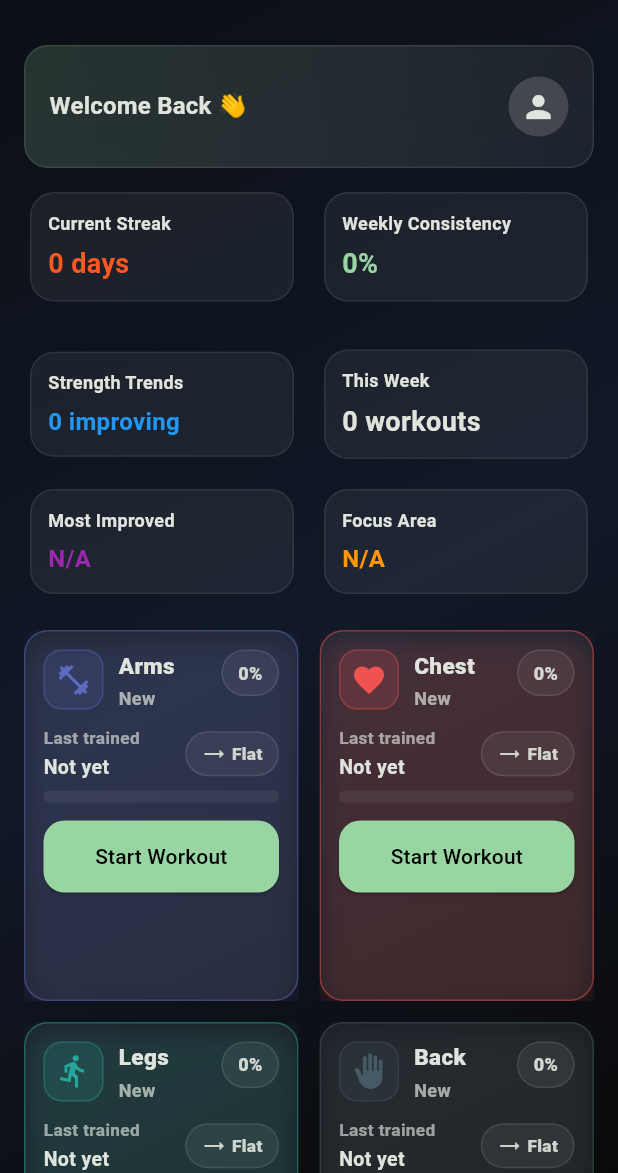
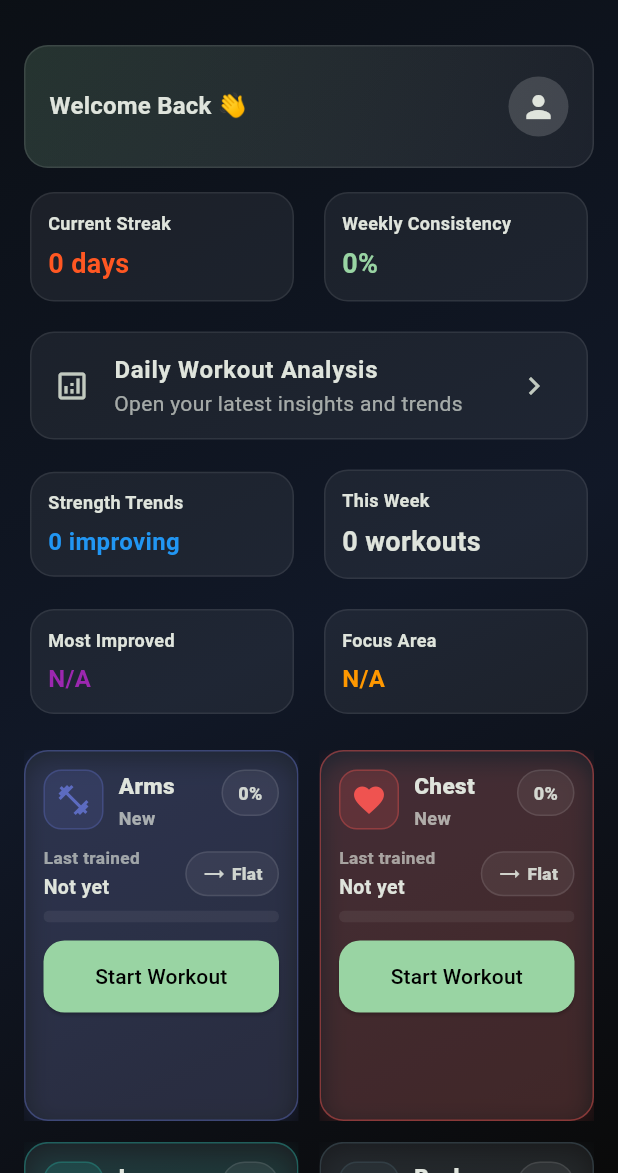
Before and after one commit to Ramslon/Fitness-Aura-Athletix-App, a Flutter app: the HomeScreen screen opened by its route, on a phone screen of 412 x 824 dp, the part 63-1236 px from its top. Run offline on Flutter 3.47's test engine with Material 3 defaults, Android fonts, the phone set to English and light mode, and no system bars; our stand-ins replace file_picker, flutter_secure_storage, pdf, share_plus, shared_preferences, table_calendar; accounts and stored records are empty.

Commit message:
Defer daily analysis loading from Home

```diff
--- a/lib/main.dart
+++ b/lib/main.dart
@@ -1,13 +1,9 @@
 import 'package:flutter/material.dart';
 import 'package:fitness_aura_athletix/routes/app_route.dart';
-import 'package:fitness_aura_athletix/services/daily_workout_analysis_engine.dart';
 
 void main() {
   WidgetsFlutterBinding.ensureInitialized();
   runApp(const FitnessAuraApp());
-
-  // Pre-warm heavy analysis work off the critical first frame.
-  Future.microtask(DailyWorkoutAnalysisEngine.prewarm);
 }
 
 class FitnessAuraApp extends StatelessWidget {
--- a/lib/presentation/screens/daily_workout_analysis_screen.dart
+++ b/lib/presentation/screens/daily_workout_analysis_screen.dart
@@ -24,6 +24,8 @@ class _DailyWorkoutAnalysisScreenState
   @override
   void initState() {
     super.initState();
+    // Warm the analysis cache only when this feature is opened.
+    Future.microtask(DailyWorkoutAnalysisEngine.prewarm);
     _loadSessions();
   }
 
--- a/lib/presentation/screens/home_screen.dart
+++ b/lib/presentation/screens/home_screen.dart
@@ -3,9 +3,6 @@ import 'package:fitness_aura_athletix/services/auth_service.dart';
 import 'package:fitness_aura_athletix/services/storage_service.dart';
 import 'package:fitness_aura_athletix/routes/app_route.dart';
 import 'package:fitness_aura_athletix/core/models/exercise.dart';
-import 'package:fitness_aura_athletix/services/daily_workout_analysis_engine.dart';
-import 'package:fitness_aura_athletix/presentation/widgets/daily_workout_analysis_card.dart';
-import 'package:fitness_aura_athletix/presentation/widgets/daily_workout_analysis_details_sheet.dart';
 import 'package:fitness_aura_athletix/services/workout_session_service.dart';
 
 class HomeScreen extends StatefulWidget {
@@ -558,31 +555,27 @@ class _HomeScreenState extends State<HomeScreen> {
           ),
 
           const SizedBox(height: 12),
-          FutureBuilder<DailyWorkoutAnalysis?>(
-            future: DailyWorkoutAnalysisEngine.latestAnalysis(),
-            builder: (context, snap) {
-              final analysis = snap.data;
-              if (analysis == null) return const SizedBox.shrink();
-              return DailyWorkoutAnalysisCard(
-                analysis: analysis,
-                onTap: () => DailyWorkoutAnalysisDetailsSheet.show(
-                  context,
-                  analysis: analysis,
+          // Keep Home fast: don't compute & render the latest analysis preview here.
+          // Provide a lightweight entry card instead.
+          Card(
+            child: ListTile(
+              leading: const Icon(Icons.analytics_outlined),
+              title: const Text(
+                'Daily Workout Analysis',
+                style: TextStyle(fontWeight: FontWeight.bold),
+              ),
+              subtitle: Text(
+                'Open your latest insights and trends',
+                style: TextStyle(
+                  color: scheme.onSurface.withValues(alpha: 0.70),
                 ),
-                onLongPress: () => DailyWorkoutAnalysisDetailsSheet.show(
-                  context,
-                  analysis: analysis,
-                ),
-                onViewDetails: () => Navigator.pushNamed(
-                  context,
-                  AppRoutes.dailyWorkoutAnalysis,
-                  arguments: {
-                    'bodyPart': analysis.bodyPart,
-                    'date': analysis.date.toIso8601String(),
-                  },
-                ),
-              );
-            },
+              ),
+              trailing: const Icon(Icons.chevron_right),
+              onTap: () => Navigator.pushNamed(
+                context,
+                AppRoutes.dailyWorkoutAnalysis,
+              ),
+            ),
           ),
           const SizedBox(height: 12),
           Row(
```
